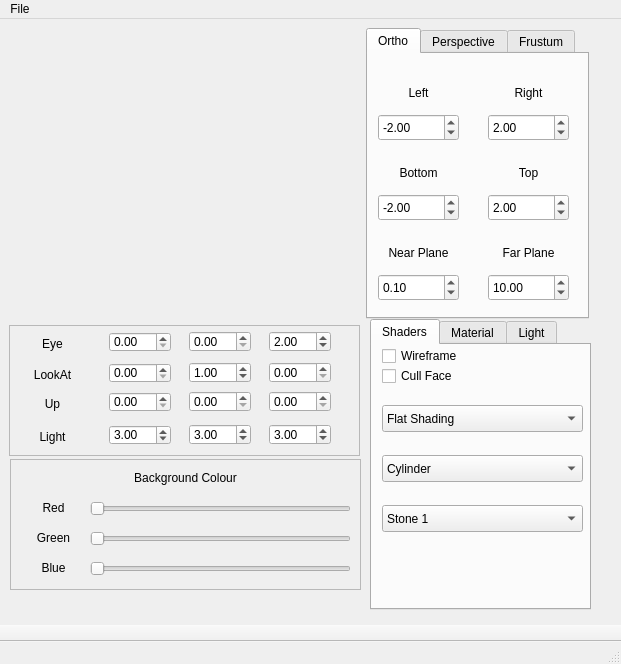
AndersonQ/OFF.Viewer, file OFFViewer/mainwindow.ui: the form before one commit.
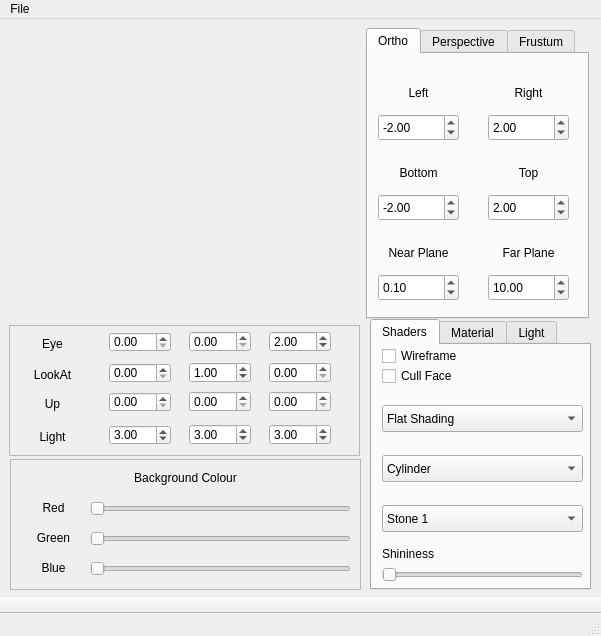
The form after the commit. Custom widgets are drawn as their Qt base class.

Commit message: Its possible change Shininess

The edit to the form file:
```diff
--- a/OFFViewer/mainwindow.ui
+++ b/OFFViewer/mainwindow.ui
@@ -6,8 +6,8 @@
    <rect>
     <x>0</x>
     <y>0</y>
-    <width>621</width>
-    <height>664</height>
+    <width>601</width>
+    <height>636</height>
    </rect>
   </property>
   <property name="windowTitle">
@@ -1183,7 +1183,7 @@
       <x>370</x>
       <y>300</y>
       <width>221</width>
-      <height>291</height>
+      <height>271</height>
      </rect>
     </property>
     <property name="currentIndex">
@@ -1351,6 +1351,32 @@
        <bool>false</bool>
       </property>
      </widget>
+     <widget class="QSlider" name="horizontalSlider_22">
+      <property name="geometry">
+       <rect>
+        <x>10</x>
+        <y>220</y>
+        <width>201</width>
+        <height>19</height>
+       </rect>
+      </property>
+      <property name="orientation">
+       <enum>Qt::Horizontal</enum>
+      </property>
+     </widget>
+     <widget class="QLabel" name="label_33">
+      <property name="geometry">
+       <rect>
+        <x>10</x>
+        <y>200</y>
+        <width>67</width>
+        <height>17</height>
+       </rect>
+      </property>
+      <property name="text">
+       <string>Shininess</string>
+      </property>
+     </widget>
     </widget>
     <widget class="QWidget" name="tab_5">
      <attribute name="title">
@@ -1756,7 +1782,7 @@
     <rect>
      <x>0</x>
      <y>0</y>
-     <width>621</width>
+     <width>601</width>
      <height>25</height>
     </rect>
    </property>
```
Left out of the diff: 17 changed lines with no effect on the pictures. The commit also changes 2 other files.
